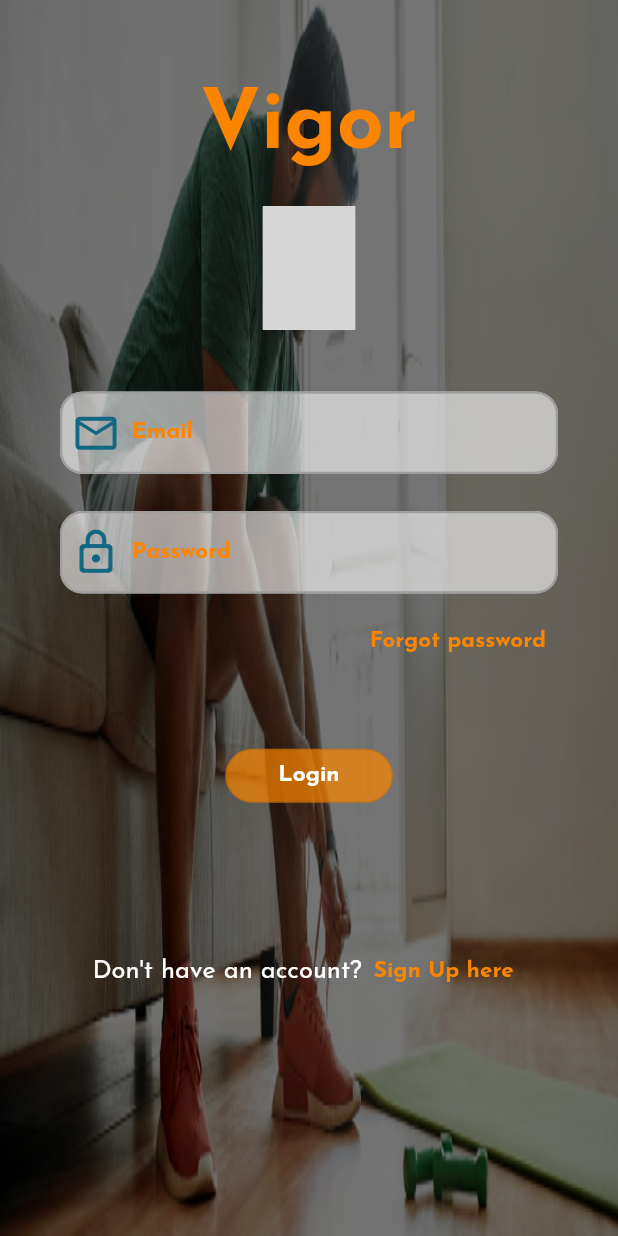
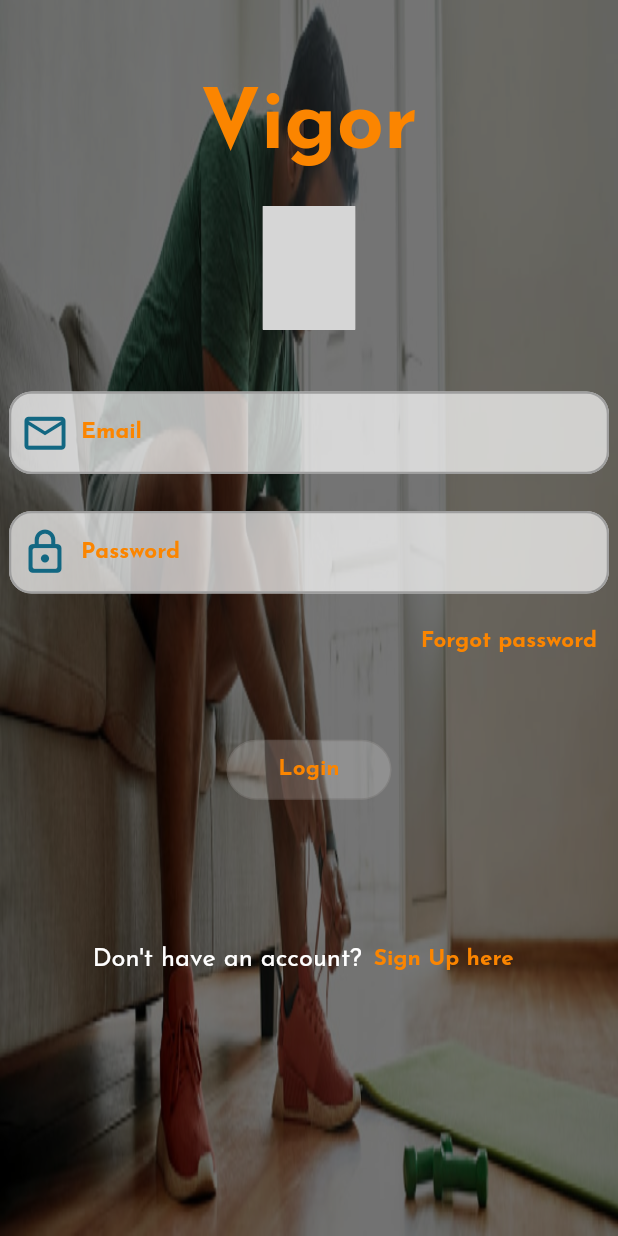
Before and after one commit to QW12AS3/OurProject, a Flutter app: the screen it shows after launch, on a phone screen of 412 x 824 dp. Run offline on Flutter 3.47's test engine with Material 2 defaults, Android fonts, the phone set to English and light mode, and no system bars; our stand-ins replace flutter_svg; project files that could hold a hidden picture were left out; grey boxes are pictures that could not be loaded.

Commit message:
change opacity

```diff
--- a/lib/views/login view/login_view.dart
+++ b/lib/views/login view/login_view.dart
@@ -11,6 +11,7 @@ class LogIn extends StatelessWidget {
   Widget build(BuildContext context) {
     final theme = Theme.of(context);
     final mq = MediaQuery.of(context);
+
     return SafeArea(
       child: Scaffold(
         body: Stack(
@@ -88,9 +89,7 @@ class LogIn extends StatelessWidget {
                   SizedBox(
                     height: mq.size.height * 0.05,
                   ),
-                  Padding(
-                    padding: const EdgeInsets.symmetric(horizontal: 40),
-                    child: Column(
+                  Column(
                     crossAxisAlignment: CrossAxisAlignment.end,
                     children: [
                       inputTextForm(
@@ -121,23 +120,27 @@ class LogIn extends StatelessWidget {
                           ))
                     ],
                   ),
-                  ),
                   Column(
                     children: [
                       SizedBox(height: mq.size.height * 0.05),
                       Container(
+                        height: 40,
+                        width: 110,
                         child: OutlinedButton(
                           style: OutlinedButton.styleFrom(
-                            backgroundColor: orangeColor.withOpacity(0.7),
-                            // primary: Colors.pink,
+                            //  elevation: ,
+                            backgroundColor: Colors.white.withOpacity(0.2),
+                            //orangeColor.withOpacity(0.7),
+                            primary: orangeColor,
                             shape: RoundedRectangleBorder(
                                 borderRadius: BorderRadius.circular(25)),
                           ),
                           onPressed: () {},
                           child: const Text(
-                            '    Login    ',
+                            'Login',
                             style: TextStyle(
-                                color: Colors.white,
+                                color: orangeColor,
+                                //Colors.white,
                                 fontSize: 15,
                                 fontWeight: FontWeight.bold),
                           ),
--- a/lib/views/login view/login_widgets.dart
+++ b/lib/views/login view/login_widgets.dart
@@ -18,8 +18,9 @@ class inputTextForm extends StatelessWidget {
   @override
   Widget build(BuildContext context) {
     return Container(
+      width: 400,
       decoration: BoxDecoration(
-          color: Colors.white70.withOpacity(0.6),
+          color: Colors.white70.withOpacity(0.7),
           borderRadius: BorderRadius.circular(15)),
       child: TextFormField(
         decoration: InputDecoration(
@@ -30,6 +31,7 @@ class inputTextForm extends StatelessWidget {
           //     Radius.circular(15),
           //   ),
           // ),
+
           enabledBorder: const OutlineInputBorder(
             borderSide: BorderSide(color: greyColor, width: 1.5),
             borderRadius: BorderRadius.all(
```
Lines whose indentation alone changed are shown as unchanged.
